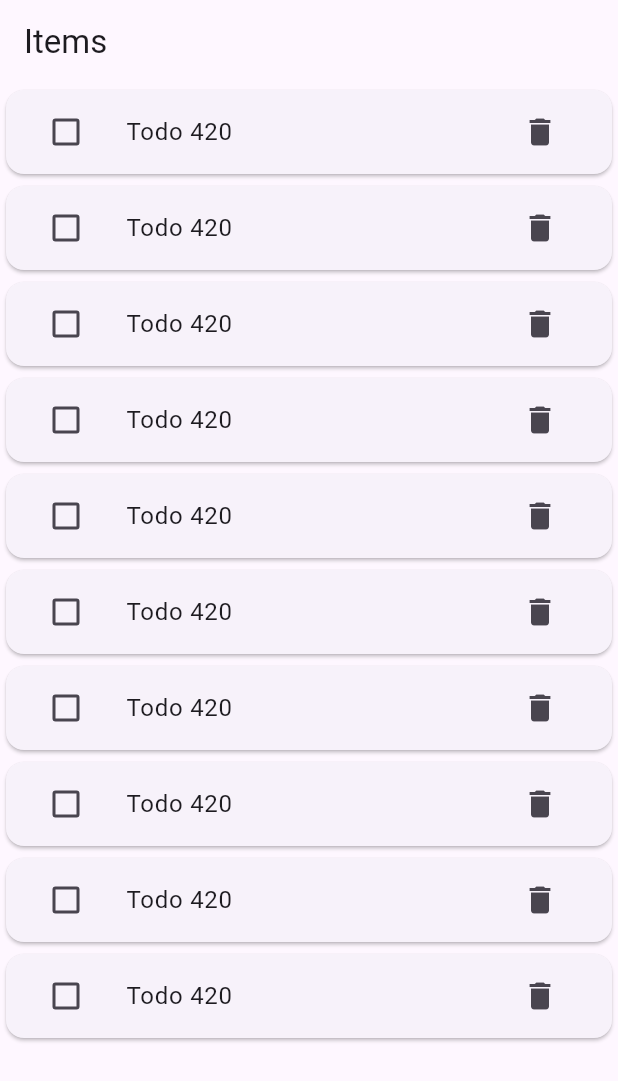
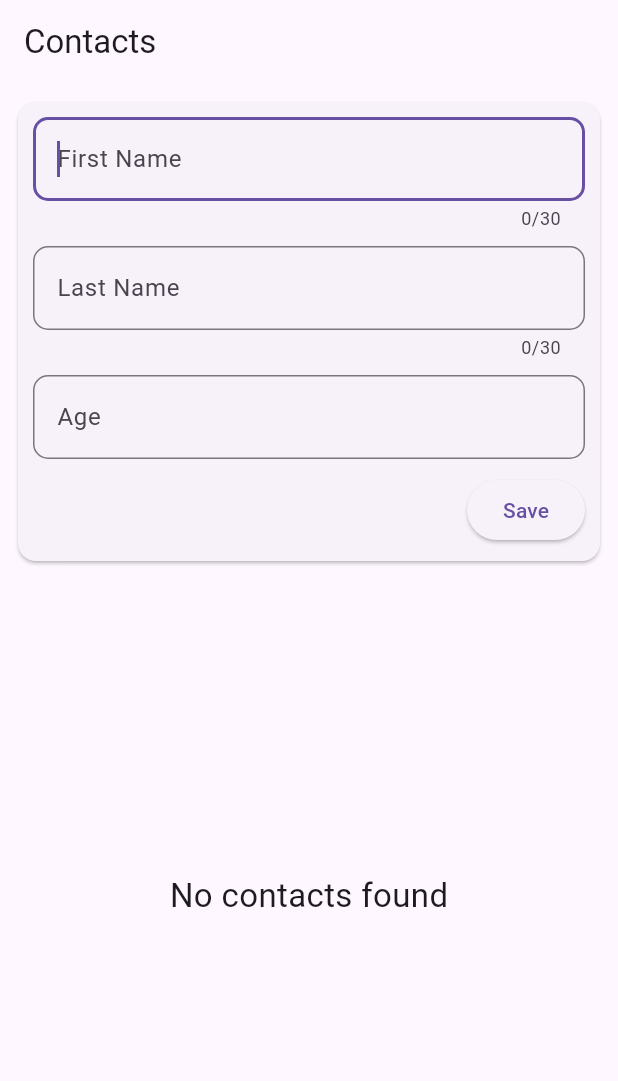
Before and after one commit to feder1402/flutter_keys, a Flutter app: the screen it shows after launch, on a phone screen of 412 x 824 dp. Shown: the top 1081 px of the screen. Run offline on Flutter 3.47's test engine with Material 3 defaults, Android fonts, the phone set to English and light mode, and no system bars.

Commit message:
Implemented contact editing

```diff
--- /dev/null
+++ b/lib/app_theme.dart
@@ -0,0 +1,5 @@
+import 'package:flutter/material.dart';
+
+final ThemeData appTheme = ThemeData(
+  primarySwatch: Colors.deepPurple,
+);
--- /dev/null
+++ b/lib/components/input_fields/input_fields.dart
@@ -0,0 +1,2 @@
+export 'src/string_input_field.dart';
+export 'src/integer_input_field.dart';
--- /dev/null
+++ b/lib/components/input_fields/src/integer_input_field.dart
@@ -0,0 +1,33 @@
+import 'package:flutter/material.dart';
+import 'package:flutter/services.dart';
+
+class IntegerInputField extends StatelessWidget {
+  final String? hintText;
+  final bool autofocus;
+  final TextEditingController? controller;
+
+  const IntegerInputField({
+    super.key,
+    this.hintText,
+    this.autofocus = false,
+    this.controller,
+  });
+
+  @override
+  Widget build(BuildContext context) {
+    return TextField(
+      controller: controller,
+      decoration: InputDecoration(
+          hintText: hintText,
+          border: const OutlineInputBorder(
+              borderRadius: BorderRadius.all(
+            Radius.circular(10),
+          ))),
+      keyboardType: TextInputType.number,
+      inputFormatters: <TextInputFormatter>[
+        FilteringTextInputFormatter.digitsOnly
+      ], //
+      autofocus: autofocus,
+    );
+  }
+}
--- /dev/null
+++ b/lib/components/input_fields/src/string_input_field.dart
@@ -0,0 +1,31 @@
+import 'package:flutter/material.dart';
+
+class StringInputField extends StatelessWidget {
+  final String? hintText;
+  final int? maxLength;
+  final bool autofocus;
+  final TextEditingController? controller;
+
+  const StringInputField({
+    super.key,
+    this.hintText,
+    this.maxLength,
+    this.autofocus = false,
+    this.controller,
+  });
+
+  @override
+  Widget build(BuildContext context) {
+    return TextField(
+      controller: controller,
+      decoration: InputDecoration(
+          hintText: hintText,
+          border: const OutlineInputBorder(
+              borderRadius: BorderRadius.all(
+            Radius.circular(10),
+          ))),
+      maxLength: maxLength,
+      autofocus: autofocus,
+    );
+  }
+}
--- /dev/null
+++ b/lib/components/separator.dart
@@ -0,0 +1,10 @@
+import 'package:flutter/material.dart';
+
+class Separator extends StatelessWidget {
+  const Separator({super.key});
+
+  @override
+  Widget build(BuildContext context) {
+    return const SizedBox(height: 10);
+  }
+}
--- a/lib/item.dart
+++ /dev/null
@@ -1,39 +0,0 @@
-import 'dart:math';
-
-import 'package:flutter/material.dart';
-
-class Item extends StatefulWidget {
-  final int index;
-  final void Function(int number) onDeleteItem;
-
-  const Item({super.key, required this.onDeleteItem, required this.index});
-
-  @override
-  State<Item> createState() => _ItemState();
-}
-
-class _ItemState extends State<Item> {
-  bool isChecked = false;
-  int itemNumber = Random().nextInt(1000);
-  String task = '';
-
-  @override
-  Widget build(BuildContext context) => Card(
-        child: ListTile(
-            leading: Checkbox(
-              value: isChecked,
-              onChanged: (bool? value) {
-                setState(() {
-                  isChecked = value ?? false;
-                });
-              },
-            ),
-            title: Text('Todo $itemNumber'),
-            trailing: IconButton(
-              icon: const Icon(Icons.delete),
-              onPressed: () {
-                widget.onDeleteItem(widget.index);
-              },
-            )),
-      );
-}
--- a/lib/main.dart
+++ b/lib/main.dart
@@ -1,65 +1,10 @@
 import 'package:flutter/material.dart';
-import 'package:flutter_keys/item.dart';
+import 'package:flutter_keys/app_theme.dart';
+import 'package:flutter_keys/pages/home_page/home_page.dart';
 
-void main() => runApp(const MaterialApp(
-      home: MainApp(),
+void main() => runApp(MaterialApp(
+      title: 'Contact List Mnager',
       debugShowCheckedModeBanner: false,
+      theme: appTheme,
+      home: const HomePage(),
     ));
-
-class MainApp extends StatefulWidget {
-  const MainApp({super.key});
-
-  @override
-  State<MainApp> createState() => _MainAppState();
-}
-
-class _MainAppState extends State<MainApp> {
-  late List<Widget> items;
-
-  @override
-  void initState() {
-    super.initState();
-    items = List.generate(
-        10,
-        (index) => Item(
-              // Uncomment the line below to solve the issue deleting items
-              //    key: UniqueKey(),
-              index: index,
-              onDeleteItem: deleteItem,
-            ));
-  }
-
-  @override
-  Widget build(BuildContext context) => Scaffold(
-        appBar: AppBar(
-          title: const Text('Items'),
-        ),
-        body: SafeArea(
-          child: items.isNotEmpty
-              ? Column(
-                  children: items,
-                )
-              : const Center(
-                  child: Text('No items yet!'),
-                ),
-        ),
-        // floatingActionButton: FloatingActionButton(
-        //   onPressed: () => setState(
-        //     () {
-        //       items.add(Item(
-        //         onDeleteItem: deleteItem,
-        //       ));
-        //     },
-        //   ),
-        //   child: const Icon(Icons.add),
-        // ),
-      );
-
-  void deleteItem(int number) {
-    setState(() {
-      int index = items
-          .indexWhere((element) => element is Item && element.index == number);
-      items.removeAt(index);
-    });
-  }
-}
--- /dev/null
+++ b/lib/models/contact.dart
@@ -0,0 +1,11 @@
+class Contact {
+  final String firstName;
+  final String lastName;
+  final int age;
+
+  Contact({
+    required this.firstName,
+    required this.lastName,
+    required this.age,
+  });
+}
--- /dev/null
+++ b/lib/pages/home_page/home_page.dart
@@ -0,0 +1,53 @@
+import 'package:flutter/material.dart';
+import 'package:flutter_keys/models/contact.dart';
+import 'package:flutter_keys/pages/home_page/sections/contact_list/contact_list.dart';
+import 'package:flutter_keys/pages/home_page/sections/edit_contact.dart';
+
+class HomePage extends StatefulWidget {
+  const HomePage({super.key});
+
+  @override
+  State<HomePage> createState() => _HomePageState();
+}
+
+class _HomePageState extends State<HomePage> {
+  List<Contact> contacts = List.empty(growable: true);
+
+  onSaveContact(contact) {
+    setState(() {
+      contacts.add(contact);
+    });
+  }
+
+  @override
+  Widget build(BuildContext context) => Scaffold(
+        appBar: AppBar(
+          title: const Text('Contacts'),
+        ),
+        body: SafeArea(
+          child: Padding(
+            padding: const EdgeInsets.all(8.0),
+            child: Column(
+              children: [
+                ContactEditor(
+                  contact: contacts.isEmpty ? null : contacts.first,
+                  onSave: onSaveContact,
+                ),
+                Expanded(
+                  child: contacts.isEmpty
+                      ? const Center(
+                          child: Text(
+                            'No contacts found',
+                            style: TextStyle(fontSize: 22),
+                          ),
+                        )
+                      : ContactList(
+                          contacts: contacts,
+                        ),
+                )
+              ],
+            ),
+          ),
+        ),
+      );
+}
--- /dev/null
+++ b/lib/pages/home_page/sections/contact_list/contact_list.dart
@@ -0,0 +1,19 @@
+import 'package:flutter/material.dart';
+import 'package:flutter_keys/models/contact.dart';
+import 'package:flutter_keys/pages/home_page/sections/contact_list/contact_tile.dart';
+
+class ContactList extends StatelessWidget {
+  final List<Contact> contacts;
+
+  const ContactList({super.key, required this.contacts});
+
+  @override
+  Widget build(BuildContext context) {
+    return ListView.builder(
+      itemBuilder: (context, index) => ContactTile(
+        contact: contacts[index],
+      ),
+      itemCount: contacts.length,
+    );
+  }
+}
--- /dev/null
+++ b/lib/pages/home_page/sections/contact_list/contact_tile.dart
@@ -0,0 +1,21 @@
+import 'package:flutter/material.dart';
+import 'package:flutter_keys/models/contact.dart';
+
+class ContactTile extends StatelessWidget {
+  final Contact contact;
+
+  const ContactTile({super.key, required this.contact});
+
+  @override
+  Widget build(BuildContext context) {
+    return Card(
+      child: ListTile(
+        leading: CircleAvatar(
+          child: Text('${contact.firstName[0]}${contact.lastName[0]}'),
+        ),
+        title: Text('${contact.firstName} ${contact.lastName}'),
+        subtitle: Text(contact.age.toString()),
+      ),
+    );
+  }
+}
--- /dev/null
+++ b/lib/pages/home_page/sections/edit_contact.dart
@@ -0,0 +1,104 @@
+import 'package:flutter/material.dart';
+import 'package:flutter_keys/components/input_fields/input_fields.dart';
+import 'package:flutter_keys/components/separator.dart';
+import 'package:flutter_keys/models/contact.dart';
+
+class ContactEditor extends StatefulWidget {
+  final Contact? contact;
+  final void Function(Contact contact) onSave;
+
+  const ContactEditor({super.key, this.contact, required this.onSave});
+
+  @override
+  State<ContactEditor> createState() => _ContactEditorState();
+}
+
+class _ContactEditorState extends State<ContactEditor> {
+  late TextEditingController firstNameController;
+  late TextEditingController lastNameController;
+  late TextEditingController ageController;
+
+  @override
+  void initState() {
+    super.initState();
+    firstNameController =
+        TextEditingController(text: widget.contact?.firstName);
+    lastNameController = TextEditingController(text: widget.contact?.lastName);
+    ageController = TextEditingController(text: widget.contact?.age.toString());
+  }
+
+  @override
+  Widget build(BuildContext context) {
+    return Card(
+      child: Container(
+        padding: const EdgeInsets.all(10),
+        child: Column(
+          children: [
+            StringInputField(
+              controller: firstNameController,
+              hintText: 'First Name',
+              maxLength: 30,
+              autofocus: true,
+            ),
+            const Separator(),
+            StringInputField(
+              controller: lastNameController,
+              hintText: 'Last Name',
+              maxLength: 30,
+            ),
+            const Separator(),
+            IntegerInputField(
+              controller: ageController,
+              hintText: 'Age',
+            ),
+            const Separator(),
+            Row(
+              mainAxisAlignment: MainAxisAlignment.end,
+              children: [
+                ElevatedButton(
+                  onPressed: () {
+                    String? firstName = firstNameController.text;
+                    String? lastName = lastNameController.text;
+                    int? age = int.tryParse(ageController.text) ?? 0;
+
+                    if (isValidContact(firstName, lastName, age)) {
+                      widget.onSave(Contact(
+                        firstName: firstName,
+                        lastName: lastName,
+                        age: age,
+                      ));
+
+                      firstNameController.clear();
+                      lastNameController.clear();
+                      ageController.clear();
+                    }
+                  },
+                  child: Text(widget.contact == null ? 'Save' : 'Update'),
+                ),
+              ],
+            )
+          ],
+        ),
+      ),
+    );
+  }
+
+  void saveContact([
+    String firstName = '',
+    String lastName = '',
+    int age = 0,
+  ]) {
+    setState(() {
+      firstNameController.clear();
+      lastNameController.clear();
+      ageController.clear();
+    });
+  }
+
+  bool isValidContact([
+    String firstName = '',
+    String lastName = '',
+    int age = 0,
+  ]) =>
+      firstName.isNotEmpty && lastName.isNotEmpty && age > 0;
+}
```
